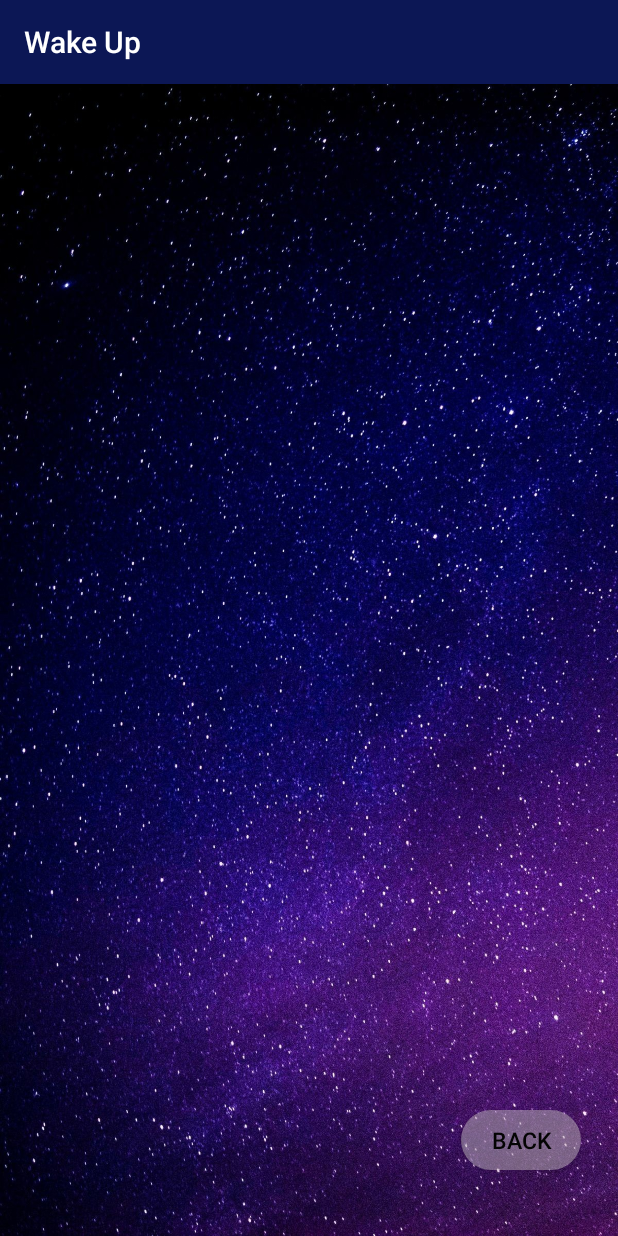
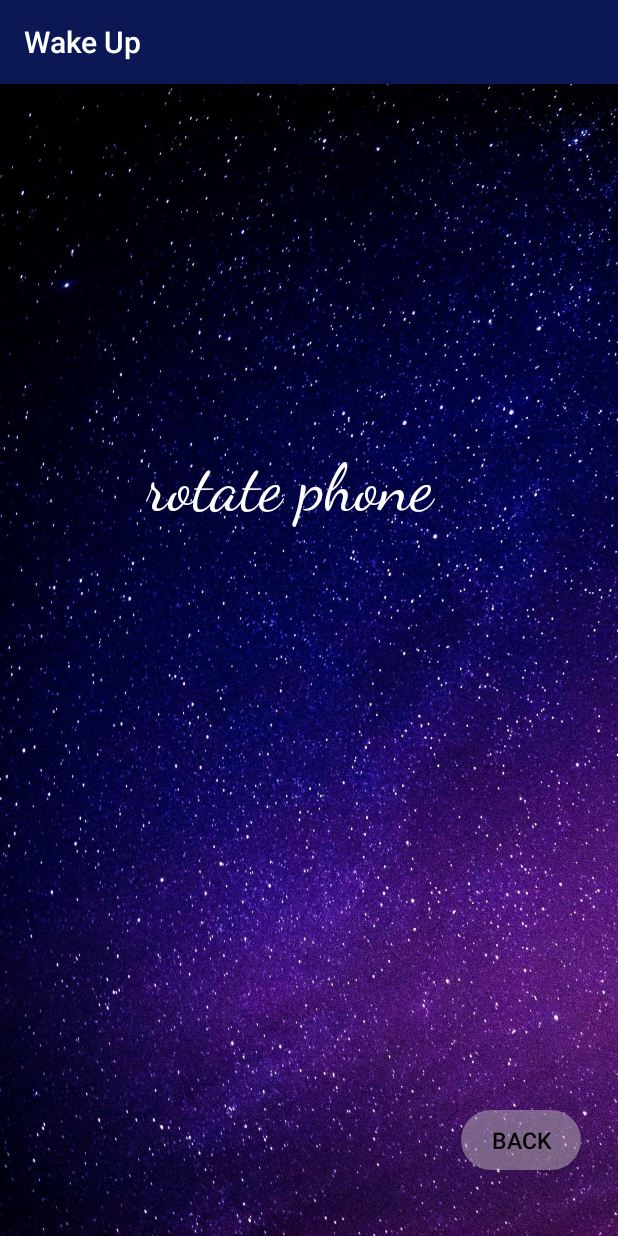
Before and after one commit to sharif-dev/wakeup_project, an Android app: the shakeActivity screen opened directly, with no data from a screen before it, on a phone screen of 412 x 824 dp. Run offline under Robolectric (Android 15) with nearby library versions, the phone set to English and light mode, and no system bars.

Commit message:
fix a bug

```diff
--- a/app/src/main/res/layout/activity_bird.xml
+++ b/app/src/main/res/layout/activity_bird.xml
@@ -48,8 +48,8 @@
         android:layout_height="51dp"
         android:layout_marginTop="72dp"
         android:fontFamily="cursive"
+        android:textColor="#FFFFFF"
         android:text="Tap Birds!"
-        android:textColor="#FFFFFF"
         android:textSize="30sp"
         app:layout_constraintEnd_toEndOf="parent"
         app:layout_constraintHorizontal_bias="0.05"
--- a/app/src/main/res/layout/activity_shake.xml
+++ b/app/src/main/res/layout/activity_shake.xml
@@ -3,8 +3,8 @@
     xmlns:app="http://schemas.android.com/apk/res-auto"
     xmlns:tools="http://schemas.android.com/tools"
     android:layout_width="match_parent"
+    android:layout_height="match_parent"
     android:background="@drawable/back2"
-    android:layout_height="match_parent"
     tools:context=".shakeActivity">
 
     <Button
@@ -26,4 +26,19 @@
         app:layout_constraintTop_toTopOf="parent"
         app:layout_constraintVertical_bias="0.98" />
 
+    <TextView
+        android:id="@+id/textView2"
+        android:layout_width="239dp"
+        android:layout_height="97dp"
+        android:fontFamily="cursive"
+        android:text="rotate phone "
+        android:textColor="#FFFFFF"
+        android:textSize="44sp"
+        app:layout_constraintBottom_toBottomOf="parent"
+        app:layout_constraintEnd_toEndOf="parent"
+        app:layout_constraintHorizontal_bias="0.563"
+        app:layout_constraintStart_toStartOf="parent"
+        app:layout_constraintTop_toTopOf="parent"
+        app:layout_constraintVertical_bias="0.362" />
+
 </androidx.constraintlayout.widget.ConstraintLayout>
```
